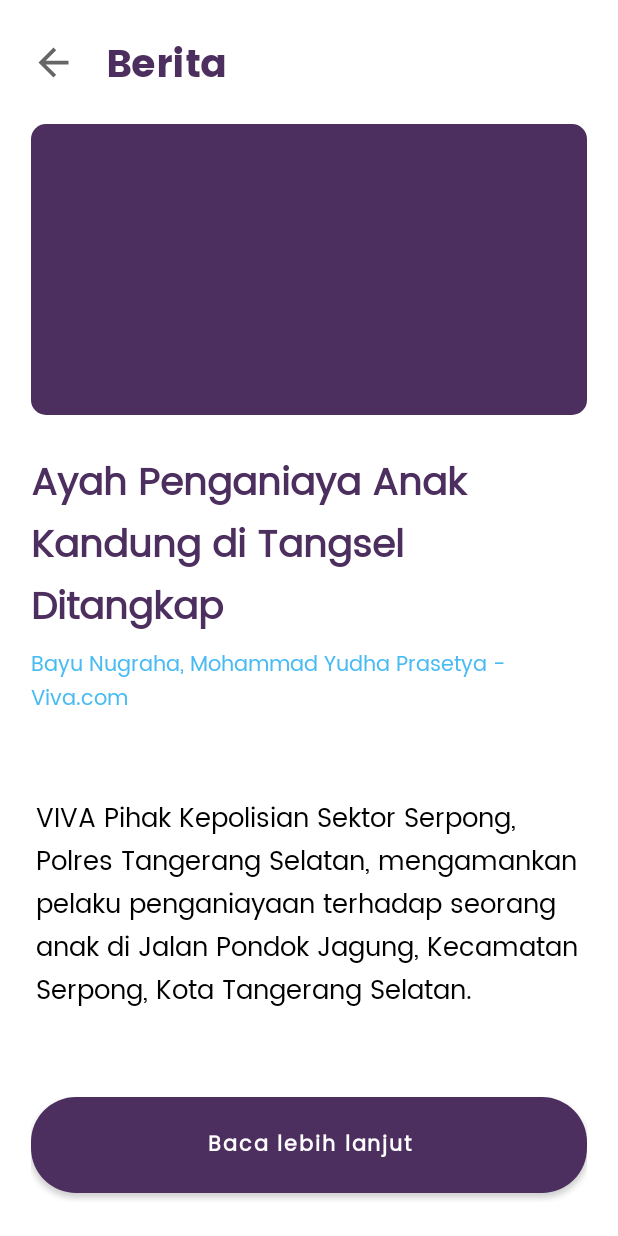
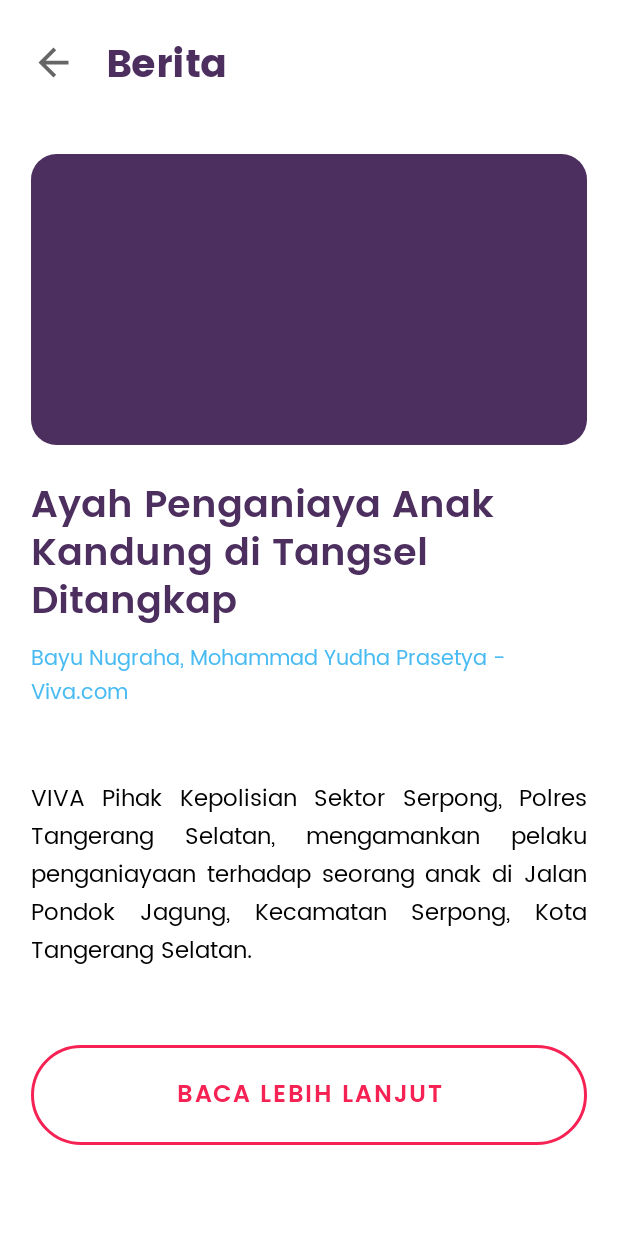
Before and after one commit to Novia-No-Violence-App-Report/app-novia, an Android app: the NewsActivity screen opened directly, with no data from a screen before it, on a phone screen of 412 x 824 dp. Run offline under Robolectric (Android 15) with nearby library versions, the phone set to English and light mode, and no system bars; pictures from the network do not load; 7 statements that could not run were skipped.

Commit message:
Finish layout

```diff
--- a/app/src/main/res/layout/activity_news.xml
+++ b/app/src/main/res/layout/activity_news.xml
@@ -71,7 +71,8 @@
                 android:layout_width="match_parent"
                 android:layout_height="wrap_content"
                 android:layout_gravity="center"
-                app:cardCornerRadius="10dp"
+                android:layout_marginTop="20dp"
+                app:cardCornerRadius="17dp"
                 app:cardElevation="0dp">
 
                 <ImageView
@@ -86,8 +87,10 @@
                 android:id="@+id/activitynews_judul_textview"
                 android:layout_width="wrap_content"
                 android:layout_height="wrap_content"
-                android:layout_marginTop="25dp"
+                android:layout_marginTop="20dp"
                 android:text="@string/ayah_penganiaya_anak_kandung_di_tangsel_ditangkap"
+                android:lineSpacingExtra="-9sp"
+                style="@style/Text2"
                 android:textColor="@color/novia_purple"
                 android:textSize="25sp"
                 android:textStyle="bold" />
@@ -107,29 +110,31 @@
                 android:layout_height="wrap_content"
                 android:layout_marginTop="6dp"
                 android:text="@string/_20_mei_2021"
-                android:textColor="#979797"
+                android:textColor="#767676"
                 android:textSize="12sp" />
 
             <TextView
                 android:id="@+id/activitynews_content_textview"
                 android:layout_width="match_parent"
                 android:layout_height="wrap_content"
-                android:layout_marginStart="3dp"
-                android:layout_marginTop="30dp"
+                android:layout_marginTop="22dp"
                 android:text="@string/viva_pihak_kepolisian_sektor_serpong_polres_tangerang_selatan_mengamankan_pelaku_penganiayaan_terhadap_seorang_anak_di_jalan_pondok_jagung_kecamatan_serpong_kota_tangerang_selatan_r_ndikonfirmasi"
                 android:textColor="@color/black"
-                android:textSize="17sp" />
+                android:justificationMode="inter_word"
+                android:textSize="15sp" />
 
-            <com.google.android.material.button.MaterialButton
+            <androidx.appcompat.widget.AppCompatButton
                 android:id="@+id/activitynews_baca_button"
+                android:background="@drawable/button_style_3"
+                android:textColor="@color/novia_red"
                 android:layout_width="match_parent"
                 android:layout_height="wrap_content"
                 android:layout_marginTop="50dp"
+                style="@style/Text2"
+                android:letterSpacing="0.07"
                 android:padding="20dp"
                 android:text="@string/baca_lebih_lanjut"
-                android:textAllCaps="false"
-                android:textColor="@color/white"
-                android:textSize="14sp"
+                android:textSize="16sp"
                 android:textStyle="bold"
                 app:cornerRadius="30dp" />
 
--- a/app/src/main/res/layout/item_tips_trik.xml
+++ b/app/src/main/res/layout/item_tips_trik.xml
@@ -19,9 +19,9 @@
         <ImageView
             android:id="@+id/imgTipsTrik"
             tools:src="@drawable/logo"
-            android:layout_width="90dp"
-            android:layout_height="90dp"
-            android:layout_marginStart="9dp"
+            android:layout_width="80dp"
+            android:layout_height="80dp"
+            android:layout_marginStart="13dp"
             android:layout_gravity="center_vertical"
             android:contentDescription="@string/gambar_tips_dan_trik" />
 
--- a/core/src/main/res/layout/news_row.xml
+++ b/core/src/main/res/layout/news_row.xml
@@ -3,7 +3,7 @@
     xmlns:app="http://schemas.android.com/apk/res-auto"
     android:layout_width="match_parent"
     android:layout_height="wrap_content"
-    android:paddingBottom="10dp">
+    android:paddingBottom="12dp">
 
     <androidx.cardview.widget.CardView
         android:layout_width="match_parent"
@@ -40,6 +40,7 @@
                 android:layout_width="0dp"
                 android:layout_height="wrap_content"
                 android:layout_marginStart="16dp"
+                android:lineSpacingExtra="-2sp"
                 android:ellipsize="end"
                 android:lines="3"
                 android:text="@string/ayah_penganiaya_anak_kandung_di_tangsel_ditangkap"
@@ -56,6 +57,7 @@
                 android:layout_marginTop="4dp"
                 android:text="@string/tanggal"
                 android:textSize="11sp"
+                android:textColor="#767676"
                 app:layout_constraintLeft_toLeftOf="@id/viewnews_judul_textview"
                 app:layout_constraintTop_toBottomOf="@id/viewnews_judul_textview" />
 
--- a/core/src/main/res/values/style.xml
+++ b/core/src/main/res/values/style.xml
@@ -9,6 +9,12 @@
         <item name="fontFamily">@font/poppins_regular</item>
         <item name="android:layout_width">wrap_content</item>
         <item name="android:layout_height">wrap_content</item>
+    </style>
+
+    <style name="Text2">
+        <item name="android:layout_width">wrap_content</item>
+        <item name="android:layout_height">wrap_content</item>
+        <item name="fontFamily">@font/poppins_semibold</item>
     </style>
 
     <style name="Text.Header1">
```
Also changed, not shown: core/src/main/res/drawable/circle_style.xml (added, +11 -0 lines), core/src/main/res/layout/emergencycontact_row.xml (+7 -7 lines).
